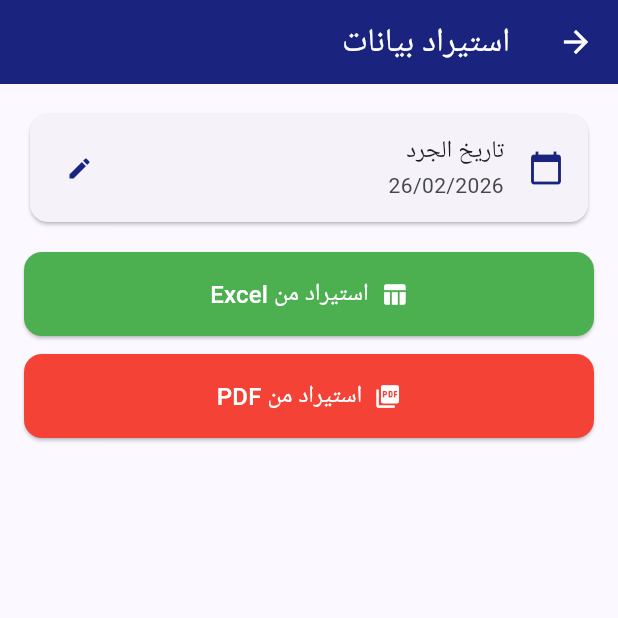
After one commit to Kimoo193/INVENTORY_APP, a Flutter app: the ImportScreen screen opened directly, after a tap on "استيراد من Excel", on a phone screen of 412 x 824 dp, the top half of it. The commit adds this screen. Run offline on Flutter 3.47's test engine with Material 3 defaults, Android fonts, the phone set to English and light mode, and no system bars; our stand-ins replace file_picker, image_picker, share_plus, sqflite; missing offline and left inert: excel, google_mlkit_text_recognition, mobile_scanner, syncfusion_flutter_pdf; accounts and stored records are empty.

Commit message:
scan pdf and exel files simple way

```diff
--- /dev/null
+++ b/lib/import_screen.dart
@@ -0,0 +1,486 @@
+import 'package:flutter/material.dart';
+import 'package:file_picker/file_picker.dart';
+import 'package:excel/excel.dart' hide Border;
+import 'package:syncfusion_flutter_pdf/pdf.dart';
+import 'dart:io';
+import 'database.dart';
+
+class ImportScreen extends StatefulWidget {
+  const ImportScreen({super.key});
+
+  @override
+  State<ImportScreen> createState() => _ImportScreenState();
+}
+
+class _ImportScreenState extends State<ImportScreen> {
+  bool _loading = false;
+  String _status = '';
+  List<Map<String, String>> _previewItems = [];
+  bool _showPreview = false;
+  String? _selectedDate;
+
+  @override
+  void initState() {
+    super.initState();
+    _selectedDate = InventoryItem.today();
+  }
+
+  Future<void> _importFromExcel() async {
+    setState(() { _loading = true; _status = 'جاري اختيار الملف...'; });
+
+    try {
+      final result = await FilePicker.platform.pickFiles(
+        type: FileType.custom,
+        allowedExtensions: ['xlsx', 'xls'],
+      );
+
+      if (result == null) {
+        setState(() { _loading = false; _status = ''; });
+        return;
+      }
+
+      final file = File(result.files.single.path!);
+      final bytes = await file.readAsBytes();
+      final excel = Excel.decodeBytes(bytes);
+
+      final items = <Map<String, String>>[];
+
+      for (final sheetName in excel.tables.keys) {
+        final sheet = excel.tables[sheetName]!;
+        for (int i = 1; i < sheet.rows.length; i++) {
+          final row = sheet.rows[i];
+          if (row.isEmpty) continue;
+
+          String getCellValue(int index) {
+            if (index >= row.length) return '';
+            final cell = row[index];
+            if (cell == null) return '';
+            return cell.value?.toString().trim() ?? '';
+          }
+
+          final product = getCellValue(1);
+          final warehouse = getCellValue(2);
+          final serial = getCellValue(3);
+          final condition = getCellValue(4);
+          final expiry = getCellValue(5);
+          final notes = getCellValue(6);
+
+          if (product.isEmpty) continue;
+
+          items.add({
+            'product': product,
+            'warehouse': warehouse.isEmpty ? 'WH32/مخزن محمد مرسي' : warehouse,
+            'serial': serial,
+            'condition': ['جديد', 'مستخدم', 'تالف'].contains(condition) ? condition : 'جديد',
+            'expiry': expiry,
+            'notes': notes,
+          });
+        }
+      }
+
+      setState(() {
+        _loading = false;
+        _previewItems = items;
+        _showPreview = true;
+        _status = 'تم قراءة ${items.length} عنصر من Excel';
+      });
+    } catch (e) {
+      setState(() {
+        _loading = false;
+        _status = 'خطأ: $e';
+      });
+    }
+  }
+
+  Future<void> _importFromPdf() async {
+    setState(() { _loading = true; _status = 'جاري اختيار الملف...'; });
+
+    try {
+      final result = await FilePicker.platform.pickFiles(
+        type: FileType.custom,
+        allowedExtensions: ['pdf'],
+      );
+
+      if (result == null) {
+        setState(() { _loading = false; _status = ''; });
+        return;
+      }
+
+      final file = File(result.files.single.path!);
+      final bytes = await file.readAsBytes();
+      final document = PdfDocument(inputBytes: bytes);
+
+      final extractor = PdfTextExtractor(document);
+      final text = extractor.extractText();
+      document.dispose();
+
+      final items = _parsePdfText(text);
+
+      setState(() {
+        _loading = false;
+        _previewItems = items;
+        _showPreview = true;
+        _status = 'تم قراءة ${items.length} عنصر من PDF';
+      });
+    } catch (e) {
+      setState(() {
+        _loading = false;
+        _status = 'خطأ في قراءة PDF: $e';
+      });
+    }
+  }
+
+  List<Map<String, String>> _parsePdfText(String text) {
+    final items = <Map<String, String>>[];
+    final lines = text.split('\n').map((l) => l.trim()).where((l) => l.isNotEmpty).toList();
+
+    // قراءة الـ PDF بتاعك - كل سطر فيه: منتج + مخزن + serial + ملاحظات + كمية
+    for (int i = 0; i < lines.length; i++) {
+      final line = lines[i];
+
+      // تجاهل الهيدر والسطور الفارغة
+      if (line.contains('الموقع') || line.contains('المنتج') ||
+          line.contains('ملاحظات') || line.contains('الكمية')) continue;
+
+      // ابحث عن السيريال (أرقام أو حروف وأرقام)
+      final serialPattern = RegExp(r'\b([A-Za-z0-9]{5,25})\b');
+      final serialMatches = serialPattern.allMatches(line);
+
+      // ابحث عن اسم المنتج (نص عربي أو إنجليزي)
+      String product = '';
+      String serial = '';
+      String notes = '';
+      String warehouse = 'WH32/مخزن محمد مرسي';
+
+      // استخرج المخزن
+      if (line.contains('مخزن')) {
+        final whMatch = RegExp(r'(WH\d+/[^\d]+)').firstMatch(line);
+        if (whMatch != null) warehouse = whMatch.group(1)?.trim() ?? warehouse;
+      }
+
+      // استخرج السيريال
+      if (serialMatches.isNotEmpty) {
+        serial = serialMatches.first.group(1) ?? '';
+      }
+
+      // استخرج الملاحظات الشائعة
+      if (line.contains('مستخدم')) notes = 'مستخدم';
+      else if (line.contains('مباع') || line.contains('باع')) notes = 'مباع';
+      else if (line.contains('عاطل')) notes = 'عاطل';
+
+      // حدد المنتج من السطر السابق لو مش في نفس السطر
+      if (i > 0) {
+        final prevLine = lines[i - 1];
+        if (prevLine.contains('/') && !prevLine.contains('مخزن')) {
+          product = prevLine.split('/').first.trim();
+        }
+      }
+
+      // لو في السطر نفسه منتج وسيريال
+      final productMatch = RegExp(r'^([A-Za-z\s\-]+(?:/[^\d]+)?)\s').firstMatch(line);
+      if (productMatch != null && product.isEmpty) {
+        product = productMatch.group(1)?.trim() ?? '';
+      }
+
+      if (product.isEmpty && serial.isEmpty) continue;
+      if (serial.isEmpty) continue;
+
+      items.add({
+        'product': product.isEmpty ? 'غير محدد' : product,
+        'warehouse': warehouse,
+        'serial': serial,
+        'condition': notes.contains('عاطل') ? 'تالف' :
+                     notes.contains('مستخدم') ? 'مستخدم' : 'جديد',
+        'expiry': '',
+        'notes': notes,
+      });
+    }
+
+    return items;
+  }
+
+  Future<void> _saveAllItems() async {
+    setState(() { _loading = true; _status = 'جاري الحفظ...'; });
+
+    int saved = 0;
+    for (final item in _previewItems) {
+      try {
+        await DatabaseHelper.instance.insertItem(InventoryItem(
+          warehouseName: item['warehouse'] ?? 'WH32/مخزن محمد مرسي',
+          productName: item['product'] ?? 'غير محدد',
+          serial: item['serial']?.isEmpty == true ? null : item['serial'],
+          condition: item['condition'] ?? 'جديد',
+          expiryDate: item['expiry']?.isEmpty == true ? null : item['expiry'],
+          notes: item['notes']?.isEmpty == true ? null : item['notes'],
+          inventoryDate: _selectedDate,
+        ));
+        saved++;
+      } catch (_) {}
+    }
+
+    setState(() {
+      _loading = false;
+      _showPreview = false;
+      _previewItems = [];
+      _status = 'تم حفظ $saved عنصر بنجاح ✅';
+    });
+  }
+
+  Future<void> _pickDate() async {
+    final date = await showDatePicker(
+      context: context,
+      initialDate: DateTime.now(),
+      firstDate: DateTime(2020),
+      lastDate: DateTime(2035),
+    );
+    if (date != null) {
+      setState(() {
+        _selectedDate =
+            '${date.year}-${date.month.toString().padLeft(2, '0')}-${date.day.toString().padLeft(2, '0')}';
+      });
+    }
+  }
+
+  String _formatDate(String date) {
+    final parts = date.split('-');
+    if (parts.length == 3) return '${parts[2]}/${parts[1]}/${parts[0]}';
+    return date;
+  }
+
+  @override
+  Widget build(BuildContext context) {
+    return Directionality(
+      textDirection: TextDirection.rtl,
+      child: Scaffold(
+        appBar: AppBar(
+          title: const Text('استيراد بيانات'),
+          backgroundColor: const Color(0xFF1A237E),
+          foregroundColor: Colors.white,
+        ),
+        body: _loading
+            ? Center(
+                child: Column(
+                  mainAxisAlignment: MainAxisAlignment.center,
+                  children: [
+                    const CircularProgressIndicator(color: Color(0xFF1A237E)),
+                    const SizedBox(height: 16),
+                    Text(_status, style: const TextStyle(fontSize: 16)),
+                  ],
+                ),
+              )
+            : SingleChildScrollView(
+                padding: const EdgeInsets.all(16),
+                child: Column(
+                  crossAxisAlignment: CrossAxisAlignment.stretch,
+                  children: [
+                    // تاريخ الجرد
+                    Card(
+                      elevation: 1,
+                      shape: RoundedRectangleBorder(
+                          borderRadius: BorderRadius.circular(12)),
+                      child: ListTile(
+                        leading: const Icon(Icons.calendar_today,
+                            color: Color(0xFF1A237E)),
+                        title: const Text('تاريخ الجرد'),
+                        subtitle: Text(_formatDate(_selectedDate!)),
+                        trailing: const Icon(Icons.edit,
+                            color: Color(0xFF1A237E), size: 18),
+                        onTap: _pickDate,
+                      ),
+                    ),
+                    const SizedBox(height: 16),
+
+                    // استيراد من Excel
+                    ElevatedButton.icon(
+                      onPressed: _importFromExcel,
+                      icon: const Icon(Icons.table_chart),
+                      label: const Text('استيراد من Excel',
+                          style: TextStyle(fontSize: 16)),
+                      style: ElevatedButton.styleFrom(
+                        backgroundColor: Colors.green,
+                        foregroundColor: Colors.white,
+                        padding: const EdgeInsets.symmetric(vertical: 16),
+                        shape: RoundedRectangleBorder(
+                            borderRadius: BorderRadius.circular(12)),
+                      ),
+                    ),
+                    const SizedBox(height: 12),
+
+                    // استيراد من PDF
+                    ElevatedButton.icon(
+                      onPressed: _importFromPdf,
+                      icon: const Icon(Icons.picture_as_pdf),
+                      label: const Text('استيراد من PDF',
+                          style: TextStyle(fontSize: 16)),
+                      style: ElevatedButton.styleFrom(
+                        backgroundColor: Colors.red,
+                        foregroundColor: Colors.white,
+                        padding: const EdgeInsets.symmetric(vertical: 16),
+                        shape: RoundedRectangleBorder(
+                            borderRadius: BorderRadius.circular(12)),
+                      ),
+                    ),
+
+                    if (_status.isNotEmpty) ...[
+                      const SizedBox(height: 16),
+                      Container(
+                        padding: const EdgeInsets.all(12),
+                        decoration: BoxDecoration(
+                          color: _status.contains('✅')
+                              ? Colors.green.shade50
+                              : _status.contains('خطأ')
+                                  ? Colors.red.shade50
+                                  : Colors.blue.shade50,
+                          borderRadius: BorderRadius.circular(12),
+                          border: Border.all(
+                            color: _status.contains('✅')
+                                ? Colors.green
+                                : _status.contains('خطأ')
+                                    ? Colors.red
+                                    : Colors.blue,
+                          ),
+                        ),
+                        child: Text(
+                          _status,
+                          textAlign: TextAlign.center,
+                          style: TextStyle(
+                            fontSize: 15,
+                            color: _status.contains('✅')
+                                ? Colors.green.shade700
+                                : _status.contains('خطأ')
+                                    ? Colors.red.shade700
+                                    : Colors.blue.shade700,
+                          ),
+                        ),
+                      ),
+                    ],
+
+                    // Preview
+                    if (_showPreview && _previewItems.isNotEmpty) ...[
+                      const SizedBox(height: 16),
+                      Row(
+                        children: [
+                          Text(
+                            'معاينة (${_previewItems.length} عنصر)',
+                            style: const TextStyle(
+                                fontSize: 16, fontWeight: FontWeight.bold),
+                          ),
+                          const Spacer(),
+                          TextButton.icon(
+                            onPressed: () => setState(() {
+                              _showPreview = false;
+                              _previewItems = [];
+                              _status = '';
+                            }),
+                            icon: const Icon(Icons.clear, size: 18),
+                            label: const Text('إلغاء'),
+                          ),
+                        ],
+                      ),
+                      const SizedBox(height: 8),
+                      ListView.builder(
+                        shrinkWrap: true,
+                        physics: const NeverScrollableScrollPhysics(),
+                        itemCount: _previewItems.length > 50
+                            ? 50
+                            : _previewItems.length,
+                        itemBuilder: (_, i) {
+                          final item = _previewItems[i];
+                          final condColor = item['condition'] == 'جديد'
+                              ? Colors.green
+                              : item['condition'] == 'مستخدم'
+                                  ? Colors.orange
+                                  : Colors.red;
+                          return Card(
+                            margin: const EdgeInsets.only(bottom: 6),
+                            elevation: 1,
+                            shape: RoundedRectangleBorder(
+                                borderRadius: BorderRadius.circular(10)),
+                            child: Padding(
+                              padding: const EdgeInsets.all(10),
+                              child: Row(
+                                children: [
+                                  Container(
+                                    width: 4,
+                                    height: 50,
+                                    decoration: BoxDecoration(
+                                      color: condColor,
+                                      borderRadius: BorderRadius.circular(4),
+                                    ),
+                                  ),
+                                  const SizedBox(width: 10),
+                                  Expanded(
+                                    child: Column(
+                                      crossAxisAlignment:
+                                          CrossAxisAlignment.start,
+                                      children: [
+                                        Text(item['product'] ?? '',
+                                            style: const TextStyle(
+                                                fontWeight: FontWeight.bold,
+                                                fontSize: 13)),
+                                        Text(
+                                            '${item['serial']} • ${item['warehouse']}',
+                                            style: TextStyle(
+                                                fontSize: 11,
+                                                color: Colors.grey.shade600)),
+                                        if (item['notes']?.isNotEmpty == true)
+                                          Text(item['notes']!,
+                                              style: TextStyle(
+                                                  fontSize: 11,
+                                                  color: Colors.orange.shade700)),
+                                      ],
+                                    ),
+                                  ),
+                                  Container(
+                                    padding: const EdgeInsets.symmetric(
+                                        horizontal: 8, vertical: 4),
+                                    decoration: BoxDecoration(
+                                      color: condColor.withOpacity(0.12),
+                                      borderRadius: BorderRadius.circular(8),
+                                    ),
+                                    child: Text(
+                                      item['condition'] ?? 'جديد',
+                                      style: TextStyle(
+                                          color: condColor,
+                                          fontSize: 11,
+                                          fontWeight: FontWeight.bold),
+                                    ),
+                                  ),
+                                ],
+                              ),
+                            ),
+                          );
+                        },
+                      ),
+                      if (_previewItems.length > 50)
+                        Padding(
+                          padding: const EdgeInsets.symmetric(vertical: 8),
+                          child: Text(
+                            '... و ${_previewItems.length - 50} عنصر إضافي',
+                            textAlign: TextAlign.center,
+                            style: TextStyle(color: Colors.grey.shade600),
+                          ),
+                        ),
+                      const SizedBox(height: 16),
+                      ElevatedButton.icon(
+                        onPressed: _saveAllItems,
+                        icon: const Icon(Icons.save),
+                        label: Text(
+                            'حفظ كل العناصر (${_previewItems.length})',
+                            style: const TextStyle(fontSize: 16)),
+                        style: ElevatedButton.styleFrom(
+                          backgroundColor: const Color(0xFF1A237E),
+                          foregroundColor: Colors.white,
+                          padding: const EdgeInsets.symmetric(vertical: 16),
+                          shape: RoundedRectangleBorder(
+                              borderRadius: BorderRadius.circular(12)),
+                        ),
+                      ),
+                    ],
+                  ],
+                ),
+              ),
+      ),
+    );
+  }
+}
--- a/pubspec.yaml
+++ b/pubspec.yaml
@@ -18,6 +18,8 @@ dependencies:
   excel: ^4.0.6
   share_plus: ^10.0.0
   path: ^1.9.0
+  file_picker: ^8.1.2
+  syncfusion_flutter_pdf: ^27.1.48
 
 dev_dependencies:
   flutter_test:
```
Also changed, not shown: lib/main.dart (+12 -0 lines), pubspec.lock, 1 other file.
